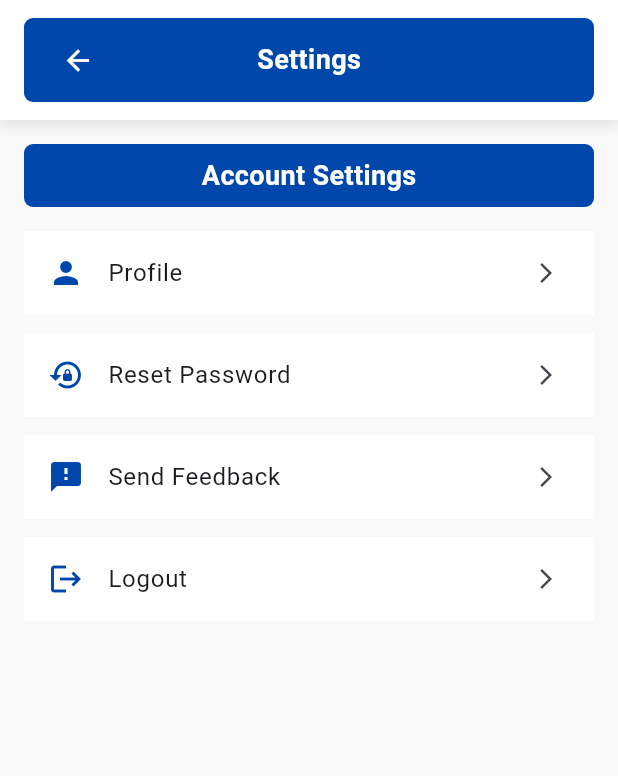
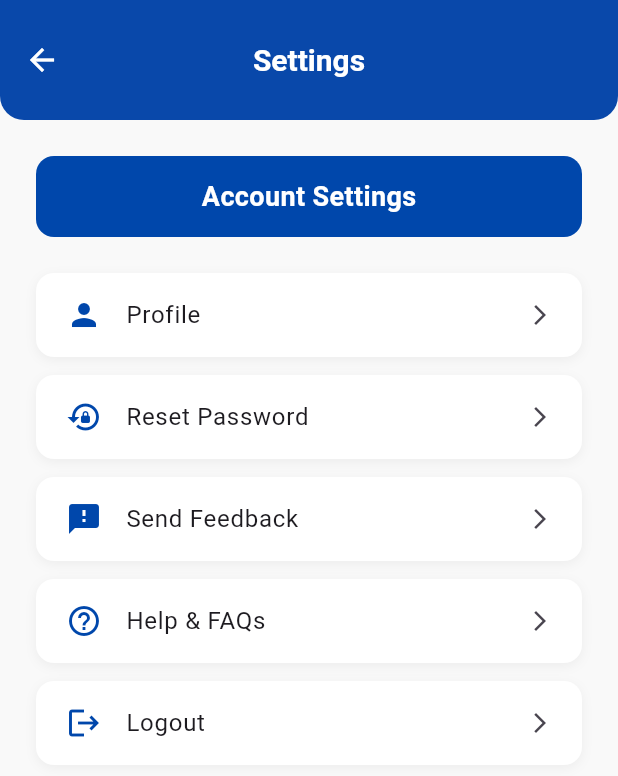
Before and after one commit to Charitesh18-cloud/ocrtesseract, a Flutter app: the SettingsScreen screen opened directly, on a phone screen of 412 x 824 dp. Shown: the top 776 px of the screen. Run offline on Flutter 3.47's test engine with Material 3 defaults, Android fonts, the phone set to English and light mode, and no system bars; our stand-ins replace app_links, file_picker, image_picker, screenshot, supabase_flutter; missing offline and left inert: flutter_pdfview, flutter_tesseract_ocr; accounts and stored records are empty; Roboto replaces fonts that are missing (Poppins); statements that could not run were skipped.

Commit message:
Update settings_screen.dart

```diff
--- a/lib/settings_screen.dart
+++ b/lib/settings_screen.dart
@@ -1,3 +1,4 @@
+// settings_screen.dart
 import 'package:flutter/material.dart';
 import 'package:supabase_flutter/supabase_flutter.dart';
 import 'package:url_launcher/url_launcher.dart';
@@ -9,18 +10,97 @@ class SettingsScreen extends StatefulWidget {
   State<SettingsScreen> createState() => _SettingsScreenState();
 }
 
-class _SettingsScreenState extends State<SettingsScreen> {
+class _SettingsScreenState extends State<SettingsScreen> with TickerProviderStateMixin {
   static const Color cobaltBlue = Color(0xFF0047AB);
 
-  Future _logout(BuildContext context) async {
-    final supabase = Supabase.instance.client;
+  late final List<AnimationController> _controllers;
+  late final List<Animation<Offset>> _animations;
+  bool _animationsInitialized = false;
 
-    await supabase.auth.signOut();
-
-    Navigator.of(context).pushNamedAndRemoveUntil('/', (route) => false);
+  @override
+  void initState() {
+    super.initState();
+    _initializeAnimations();
+    _startAnimations();
   }
 
-  Future _sendFeedback(BuildContext context) async {
+  void _initializeAnimations() {
+    // 5 options now: Profile, Reset Password, Send Feedback, Help, Logout
+    _controllers = List.generate(
+      5,
+      (index) => AnimationController(
+        vsync: this,
+        duration: const Duration(milliseconds: 600),
+      ),
+    );
+    _animations = _controllers
+        .map(
+          (c) => Tween<Offset>(
+            begin: const Offset(1, 0),
+            end: Offset.zero,
+          ).animate(CurvedAnimation(parent: c, curve: Curves.easeOut)),
+        )
+        .toList();
+    setState(() {
+      _animationsInitialized = true;
+    });
+  }
+
+  Future<void> _startAnimations() async {
+    for (int i = 0; i < _controllers.length; i++) {
+      await Future.delayed(const Duration(milliseconds: 80));
+      if (mounted) _controllers[i].forward();
+    }
+  }
+
+  @override
+  void dispose() {
+    for (final c in _controllers) {
+      c.dispose();
+    }
+    super.dispose();
+  }
+
+  Future<void> _logout(BuildContext context) async {
+    final confirmed = await showDialog<bool>(
+      context: context,
+      builder: (context) => AlertDialog(
+        shape: RoundedRectangleBorder(borderRadius: BorderRadius.circular(12)),
+        title: const Text('Logout Confirmation', style: TextStyle(fontWeight: FontWeight.bold)),
+        content: const Text('Do you really want to logout?'),
+        actions: [
+          TextButton(
+            onPressed: () => Navigator.of(context).pop(false),
+            child: const Text('Cancel'),
+          ),
+          TextButton(
+              onPressed: () => Navigator.of(context).pop(true),
+              child: const Text('Yes',
+                  style: TextStyle(color: cobaltBlue, fontWeight: FontWeight.bold))),
+        ],
+      ),
+    );
+
+    if (confirmed == true) {
+      final supabase = Supabase.instance.client;
+      try {
+        await supabase.auth.signOut();
+        if (mounted) {
+          Navigator.of(context).pushNamedAndRemoveUntil('/', (route) => false);
+        }
+      } catch (e) {
+        debugPrint('Logout failed: $e');
+        if (mounted) {
+          ScaffoldMessenger.of(context).showSnackBar(
+            const SnackBar(
+                content: Text('Logout failed, please try again'), backgroundColor: Colors.red),
+          );
+        }
+      }
+    }
+  }
+
+  Future<void> _sendFeedback(BuildContext context) async {
     final Uri emailUri = Uri(
       scheme: 'mailto',
       path: 'ocr9384@gmail.com',
@@ -32,7 +112,6 @@ class _SettingsScreenState extends State<SettingsScreen> {
       if (await canLaunchUrl(emailUri)) {
         await launchUrl(emailUri);
       } else {
-        // Fallback: Show a dialog with your email
         if (!context.mounted) return;
         showDialog(
           context: context,
@@ -40,10 +119,7 @@ class _SettingsScreenState extends State<SettingsScreen> {
             title: const Text('Send Feedback'),
             content: const Text('Please send your feedback to:\nocr9384@gmail.com'),
             actions: [
-              TextButton(
-                onPressed: () => Navigator.pop(context),
-                child: const Text('OK'),
-              ),
+              TextButton(onPressed: () => Navigator.pop(context), child: const Text('OK')),
             ],
           ),
         );
@@ -60,115 +136,122 @@ class _SettingsScreenState extends State<SettingsScreen> {
     }
   }
 
+  Widget _buildOption({
+    required IconData icon,
+    required String label,
+    required VoidCallback onTap,
+    required Animation<Offset> animation,
+  }) {
+    return SlideTransition(
+      position: animation,
+      child: Container(
+        margin: const EdgeInsets.only(bottom: 12),
+        decoration: BoxDecoration(
+          color: Colors.white,
+          borderRadius: BorderRadius.circular(12),
+          boxShadow: [
+            BoxShadow(
+              color: Colors.black.withOpacity(0.05),
+              blurRadius: 6,
+              offset: const Offset(0, 2),
+            ),
+          ],
+        ),
+        child: ListTile(
+          leading: Icon(icon, color: cobaltBlue),
+          title: Text(label, style: const TextStyle(fontWeight: FontWeight.w400)),
+          trailing: const Icon(Icons.arrow_forward_ios, size: 16),
+          onTap: onTap,
+          contentPadding: const EdgeInsets.symmetric(horizontal: 20, vertical: 0),
+          shape: RoundedRectangleBorder(borderRadius: BorderRadius.circular(12)),
+        ),
+      ),
+    );
+  }
+
   @override
   Widget build(BuildContext context) {
     return Scaffold(
       backgroundColor: const Color(0xFFF9F9F9),
-      appBar: PreferredSize(
-        preferredSize: const Size.fromHeight(80),
-        child: Container(
-          decoration: const BoxDecoration(
+      appBar: AppBar(
+        backgroundColor: cobaltBlue,
+        elevation: 4,
+        shape: const RoundedRectangleBorder(
+          borderRadius: BorderRadius.vertical(bottom: Radius.circular(16)),
+        ),
+        toolbarHeight: 80,
+        title: const Text(
+          'Settings',
+          style: TextStyle(
+            fontWeight: FontWeight.bold,
+            fontSize: 20,
             color: Colors.white,
-            boxShadow: [
-              BoxShadow(
-                color: Colors.black12,
-                blurRadius: 8,
-                offset: Offset(0, 2),
-              ),
-            ],
           ),
-          child: SafeArea(
-            child: Padding(
-              padding: const EdgeInsets.symmetric(horizontal: 16, vertical: 12),
-              child: Container(
-                height: 56,
-                padding: const EdgeInsets.symmetric(horizontal: 12, vertical: 8),
-                decoration: BoxDecoration(
-                  color: cobaltBlue,
-                  borderRadius: BorderRadius.circular(6),
-                ),
-                child: Row(
-                  children: [
-                    // Back button
-                    IconButton(
-                      icon: const Icon(Icons.arrow_back, color: Colors.white, size: 22),
-                      onPressed: () => Navigator.pop(context),
-                    ),
-                    const SizedBox(width: 8),
-
-                    // Settings title - expanded to fill available space
-                    const Expanded(
-                      child: Center(
-                        child: Text(
-                          'Settings',
-                          style: TextStyle(
-                            fontFamily: 'Roboto',
-                            fontWeight: FontWeight.bold,
-                            fontSize: 18,
-                            color: Colors.white,
-                          ),
-                        ),
-                      ),
-                    ),
-
-                    const SizedBox(width: 8),
-
-                    // Empty space to balance the back button
-                    const SizedBox(width: 48),
-                  ],
-                ),
-              ),
-            ),
-          ),
+        ),
+        centerTitle: true,
+        leading: IconButton(
+          icon: const Icon(Icons.arrow_back, size: 24, color: Colors.white),
+          onPressed: () => Navigator.pop(context),
+          tooltip: 'Back',
         ),
       ),
       body: SafeArea(
         child: Padding(
-          padding: const EdgeInsets.all(16.0),
+          padding: const EdgeInsets.all(24),
           child: Column(
             children: [
               Container(
                 width: double.infinity,
-                padding: const EdgeInsets.symmetric(horizontal: 16, vertical: 8),
+                padding: const EdgeInsets.symmetric(vertical: 14),
                 decoration: BoxDecoration(
                   color: cobaltBlue,
-                  borderRadius: BorderRadius.circular(6),
+                  borderRadius: BorderRadius.circular(12),
                 ),
                 child: const Center(
                   child: Text(
                     'Account Settings',
                     style: TextStyle(
-                      fontFamily: 'Roboto',
+                      fontWeight: FontWeight.bold,
                       fontSize: 18,
-                      fontWeight: FontWeight.bold,
                       color: Colors.white,
                     ),
                   ),
                 ),
               ),
-              const SizedBox(height: 16),
+              const SizedBox(height: 24),
               Expanded(
                 child: ListView(
+                  physics: const BouncingScrollPhysics(),
                   children: [
                     _buildOption(
                       icon: Icons.person,
                       label: 'Profile',
                       onTap: () => Navigator.pushNamed(context, '/profile'),
+                      animation: _animations[0],
                     ),
                     _buildOption(
                       icon: Icons.lock_reset,
                       label: 'Reset Password',
                       onTap: () => Navigator.pushNamed(context, '/reset'),
+                      animation: _animations[1],
                     ),
                     _buildOption(
                       icon: Icons.feedback,
                       label: 'Send Feedback',
                       onTap: () => _sendFeedback(context),
+                      animation: _animations[2],
+                    ),
+                    _buildOption(
+                      icon: Icons.help_outline,
+                      label: 'Help & FAQs',
+                      onTap: () => Navigator.pushNamed(context, '/help'),
+                      animation: _animations[3],
                     ),
                     _buildOption(
                       icon: Icons.logout,
                       label: 'Logout',
                       onTap: () => _logout(context),
+                      animation: _animations.length > 4 ? _animations[4] : _animations.last,
                     ),
                   ],
                 ),
@@ -179,21 +262,4 @@ class _SettingsScreenState extends State<SettingsScreen> {
       ),
     );
   }
-
-  Widget _buildOption({
-    required IconData icon,
-    required String label,
-    required VoidCallback onTap,
-  }) {
-    return Container(
-      margin: const EdgeInsets.only(bottom: 12),
-      color: Colors.white,
-      child: ListTile(
-        leading: Icon(icon, color: const Color(0xFF0047AB)),
-        title: Text(label),
-        trailing: const Icon(Icons.arrow_forward_ios, size: 16),
-        onTap: onTap,
-      ),
-    );
-  }
 }
```
